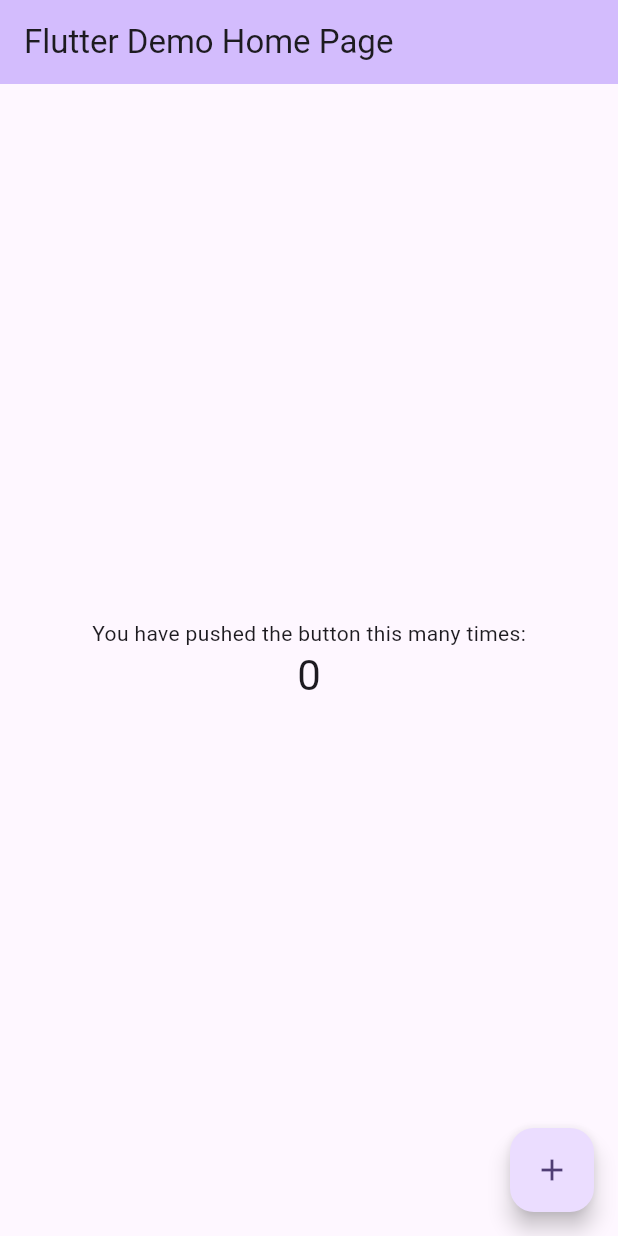
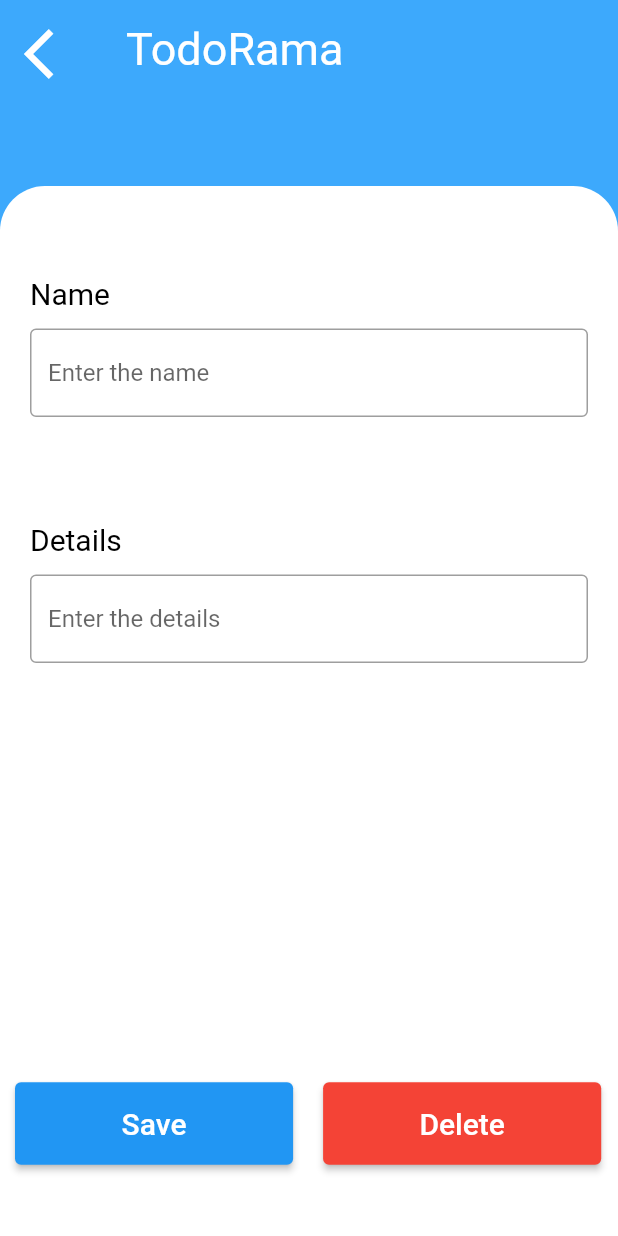
Before and after one commit to Ozodbekyum/todo_rama, a Flutter app: the screen it shows after launch, on a phone screen of 412 x 824 dp. Run offline on Flutter 3.47's test engine with Material 2 defaults, Android fonts, the phone set to English and light mode, and no system bars.

Commit message:
first stage is done

```diff
--- a/lib/main.dart
+++ b/lib/main.dart
@@ -1,4 +1,7 @@
 import 'package:flutter/material.dart';
+import 'package:todo_rama/pages/edit_todo.dart';
+
+// import 'pages/home_page.dart';
 
 void main() {
   runApp(const MyApp());
@@ -10,116 +13,7 @@ class MyApp extends StatelessWidget {
   // This widget is the root of your application.
   @override
   Widget build(BuildContext context) {
-    return MaterialApp(
-      title: 'Flutter Demo',
-      theme: ThemeData(
-        // This is the theme of your application.
-        //
-        // TRY THIS: Try running your application with "flutter run". You'll see
-        // the application has a blue toolbar. Then, without quitting the app,
-        // try changing the seedColor in the colorScheme below to Colors.green
-        // and then invoke "hot reload" (save your changes or press the "hot
-        // reload" button in a Flutter-supported IDE, or press "r" if you used
-        // the command line to start the app).
-        //
-        // Notice that the counter didn't reset back to zero; the application
-        // state is not lost during the reload. To reset the state, use hot
-        // restart instead.
-        //
-        // This works for code too, not just values: Most code changes can be
-        // tested with just a hot reload.
-        colorScheme: ColorScheme.fromSeed(seedColor: Colors.deepPurple),
-        useMaterial3: true,
-      ),
-      home: const MyHomePage(title: 'Flutter Demo Home Page'),
-    );
+    return const MaterialApp(
+        debugShowCheckedModeBanner: false, home: EditTodoPage());
   }
 }
-
-class MyHomePage extends StatefulWidget {
-  const MyHomePage({super.key, required this.title});
-
-  // This widget is the home page of your application. It is stateful, meaning
-  // that it has a State object (defined below) that contains fields that affect
-  // how it looks.
-
-  // This class is the configuration for the state. It holds the values (in this
-  // case the title) provided by the parent (in this case the App widget) and
-  // used by the build method of the State. Fields in a Widget subclass are
-  // always marked "final".
-
-  final String title;
-
-  @override
-  State<MyHomePage> createState() => _MyHomePageState();
-}
-
-class _MyHomePageState extends State<MyHomePage> {
-  int _counter = 0;
-
-  void _incrementCounter() {
-    setState(() {
-      // This call to setState tells the Flutter framework that something has
-      // changed in this State, which causes it to rerun the build method below
-      // so that the display can reflect the updated values. If we changed
-      // _counter without calling setState(), then the build method would not be
-      // called again, and so nothing would appear to happen.
-      _counter++;
-    });
-  }
-
-  @override
-  Widget build(BuildContext context) {
-    // This method is rerun every time setState is called, for instance as done
-    // by the _incrementCounter method above.
-    //
-    // The Flutter framework has been optimized to make rerunning build methods
-    // fast, so that you can just rebuild anything that needs updating rather
-    // than having to individually change instances of widgets.
-    return Scaffold(
-      appBar: AppBar(
-        // TRY THIS: Try changing the color here to a specific color (to
-        // Colors.amber, perhaps?) and trigger a hot reload to see the AppBar
-        // change color while the other colors stay the same.
-        backgroundColor: Theme.of(context).colorScheme.inversePrimary,
-        // Here we take the value from the MyHomePage object that was created by
-        // the App.build method, and use it to set our appbar title.
-        title: Text(widget.title),
-      ),
-      body: Center(
-        // Center is a layout widget. It takes a single child and positions it
-        // in the middle of the parent.
-        child: Column(
-          // Column is also a layout widget. It takes a list of children and
-          // arranges them vertically. By default, it sizes itself to fit its
-          // children horizontally, and tries to be as tall as its parent.
-          //
-          // Column has various properties to control how it sizes itself and
-          // how it positions its children. Here we use mainAxisAlignment to
-          // center the children vertically; the main axis here is the vertical
-          // axis because Columns are vertical (the cross axis would be
-          // horizontal).
-          //
-          // TRY THIS: Invoke "debug painting" (choose the "Toggle Debug Paint"
-          // action in the IDE, or press "p" in the console), to see the
-          // wireframe for each widget.
-          mainAxisAlignment: MainAxisAlignment.center,
-          children: <Widget>[
-            const Text(
-              'You have pushed the button this many times:',
-            ),
-            Text(
-              '$_counter',
-              style: Theme.of(context).textTheme.headlineMedium,
-            ),
-          ],
-        ),
-      ),
-      floatingActionButton: FloatingActionButton(
-        onPressed: _incrementCounter,
-        tooltip: 'Increment',
-        child: const Icon(Icons.add),
-      ), // This trailing comma makes auto-formatting nicer for build methods.
-    );
-  }
-}
--- /dev/null
+++ b/lib/pages/edit_todo.dart
@@ -0,0 +1,118 @@
+import 'package:flutter/material.dart';
+
+class EditTodoPage extends StatelessWidget {
+  const EditTodoPage({super.key});
+
+  @override
+  Widget build(BuildContext context) {
+    return Scaffold(
+      body: Stack(
+        alignment: AlignmentDirectional.bottomStart,
+        children: [
+          Container(
+            height: double.infinity,
+            width: double.infinity,
+            color: const Color.fromARGB(255, 61, 169, 252),
+            child: Row(
+              crossAxisAlignment: CrossAxisAlignment.start,
+              children: [
+                Padding(
+                  padding: const EdgeInsets.all(8.0),
+                  child: IconButton(
+                    onPressed: () {},
+                    icon: const Icon(
+                      size: 40,
+                      Icons.arrow_back_ios,
+                      color: Colors.white,
+                    ),
+                  ),
+                ),
+                Container(
+                  margin: EdgeInsets.symmetric(vertical: 15, horizontal: 20),
+                  child: const Text(
+                    'TodoRama',
+                    style: TextStyle(color: Colors.white, fontSize: 30),
+                  ),
+                )
+              ],
+            ),
+          ),
+          Container(
+            height: 700,
+            width: double.infinity,
+            decoration: const BoxDecoration(
+                color: Colors.white,
+                borderRadius: BorderRadius.only(
+                    topLeft: Radius.circular(30),
+                    topRight: Radius.circular(30))),
+            child: Container(
+              margin: EdgeInsets.symmetric(horizontal: 20),
+              child: const Column(
+                crossAxisAlignment: CrossAxisAlignment.start,
+                children: [
+                  SizedBox(height: 60),
+                  Text(
+                    'Name',
+                    style: TextStyle(color: Colors.black, fontSize: 20),
+                  ),
+                  SizedBox(height: 12),
+                  TextField(
+                    decoration: InputDecoration(
+                        border: OutlineInputBorder(),
+                        hintText: 'Enter the name'),
+                  ),
+                  SizedBox(height: 70),
+                  Text(
+                    'Details',
+                    style: TextStyle(color: Colors.black, fontSize: 20),
+                  ),
+                  SizedBox(height: 12),
+                  TextField(
+                    decoration: InputDecoration(
+                        border: OutlineInputBorder(),
+                        hintText: 'Enter the details'),
+                  ),
+                ],
+              ),
+            ),
+          ),
+          Container(
+            height: 150,
+            width: double.infinity,
+            color: Colors.white,
+            child: Row(
+              children: [
+                Container(
+                  height: 55,
+                  width: MediaQuery.of(context).size.width * 0.45,
+                  margin: EdgeInsets.all(10),
+                  child: ElevatedButton(
+                    onPressed: () {},
+                    child: const Text(
+                      'Save',
+                      style: TextStyle(fontSize: 20),
+                    ),
+                  ),
+                ),
+                Container(
+                  height: 55,
+                  width: MediaQuery.of(context).size.width * 0.45,
+                  margin: EdgeInsets.all(10),
+                  child: ElevatedButton(
+                    style: ButtonStyle(
+                        backgroundColor: MaterialStateProperty.all(Colors.red)),
+                    onPressed: () {},
+                    child: const Text(
+                      'Delete',
+                      style: TextStyle(fontSize: 20),
+                    ),
+                  ),
+                ),
+              ],
+            ),
+          )
+        ],
+      ),
+    );
+  }
+}
```
Also changed, not shown: lib/pages/home_page.dart (added, +102 -0 lines), lib/pages/new_todo.dart (added, +103 -0 lines).
